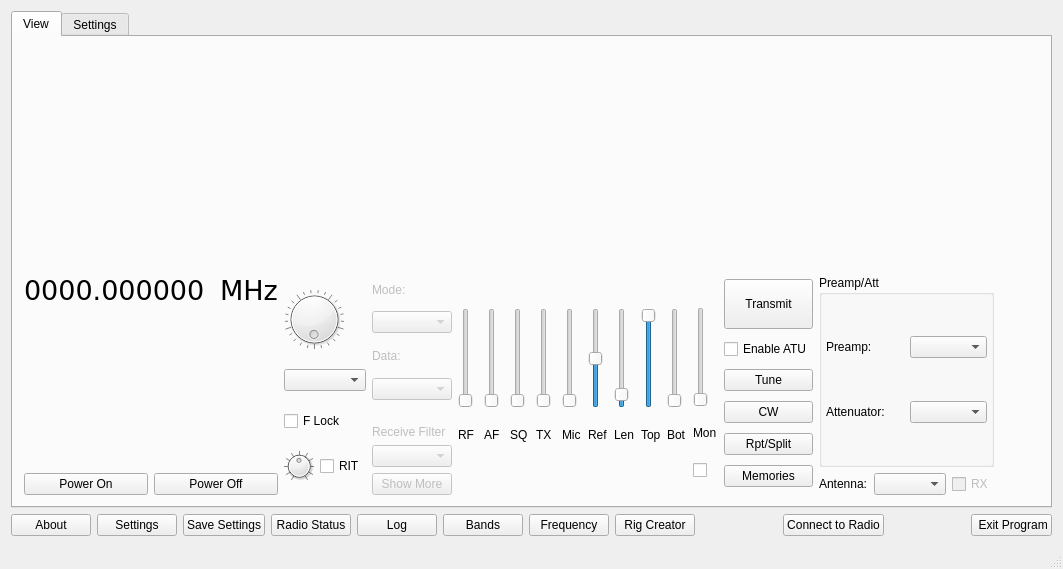
This is wfmain.ui in adecarolis/wfweb as Qt 5 draws it before an edit. The edited form follows.
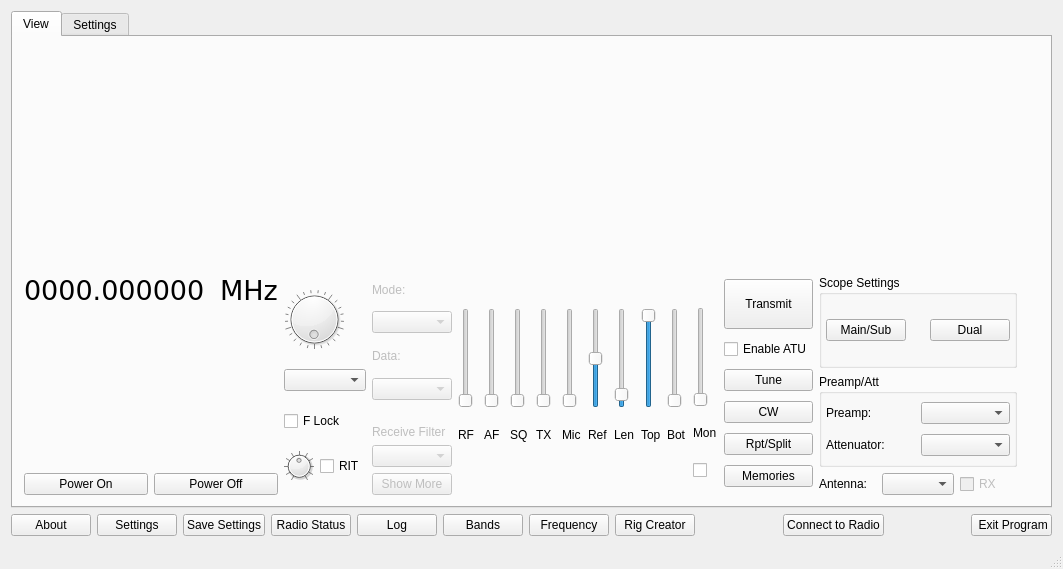
This is the edited form. Custom widgets are drawn as their Qt base class.

Commit message: Move more settings and add some more UI features

Diff of the .ui file:
```diff
--- a/wfmain.ui
+++ b/wfmain.ui
@@ -1371,6 +1371,79 @@
             <property name="bottomMargin">
              <number>0</number>
             </property>
+            <item>
+             <widget class="QGroupBox" name="groupBox">
+              <property name="title">
+               <string>Scope Settings</string>
+              </property>
+              <layout class="QHBoxLayout" name="horizontalLayout_4">
+               <property name="leftMargin">
+                <number>4</number>
+               </property>
+               <property name="topMargin">
+                <number>4</number>
+               </property>
+               <property name="rightMargin">
+                <number>4</number>
+               </property>
+               <property name="bottomMargin">
+                <number>4</number>
+               </property>
+               <item>
+                <layout class="QHBoxLayout" name="horizontalLayout_3">
+                 <property name="spacing">
+                  <number>3</number>
+                 </property>
+                 <item>
+                  <widget class="QPushButton" name="scopeMainSubBtn">
+                   <property name="maximumSize">
+                    <size>
+                     <width>16777215</width>
+                     <height>16777215</height>
+                    </size>
+                   </property>
+                   <property name="text">
+                    <string>Main/Sub</string>
+                   </property>
+                  </widget>
+                 </item>
+                 <item>
+                  <spacer name="horizontalSpacer">
+                   <property name="orientation">
+                    <enum>Qt::Horizontal</enum>
+                   </property>
+                   <property name="sizeHint" stdset="0">
+                    <size>
+                     <width>40</width>
+                     <height>20</height>
+                    </size>
+                   </property>
+                  </spacer>
+                 </item>
+                 <item>
+                  <widget class="QPushButton" name="scopeDualBtn">
+                   <property name="sizePolicy">
+                    <sizepolicy hsizetype="Minimum" vsizetype="Fixed">
+                     <horstretch>0</horstretch>
+                     <verstretch>0</verstretch>
+                    </sizepolicy>
+                   </property>
+                   <property name="maximumSize">
+                    <size>
+                     <width>16777215</width>
+                     <height>16777215</height>
+                    </size>
+                   </property>
+                   <property name="text">
+                    <string>Dual</string>
+                   </property>
+                  </widget>
+                 </item>
+                </layout>
+               </item>
+              </layout>
+             </widget>
+            </item>
             <item>
              <widget class="QGroupBox" name="groupBox_5">
               <property name="title">
```
The commit also changes 9 other files.
